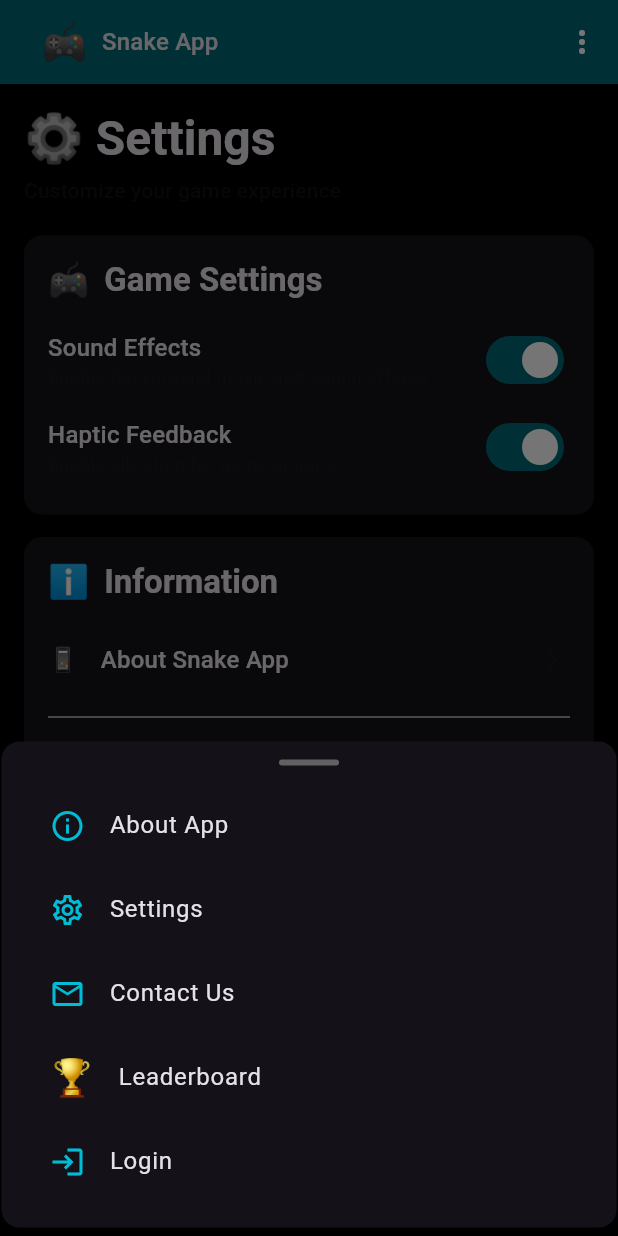
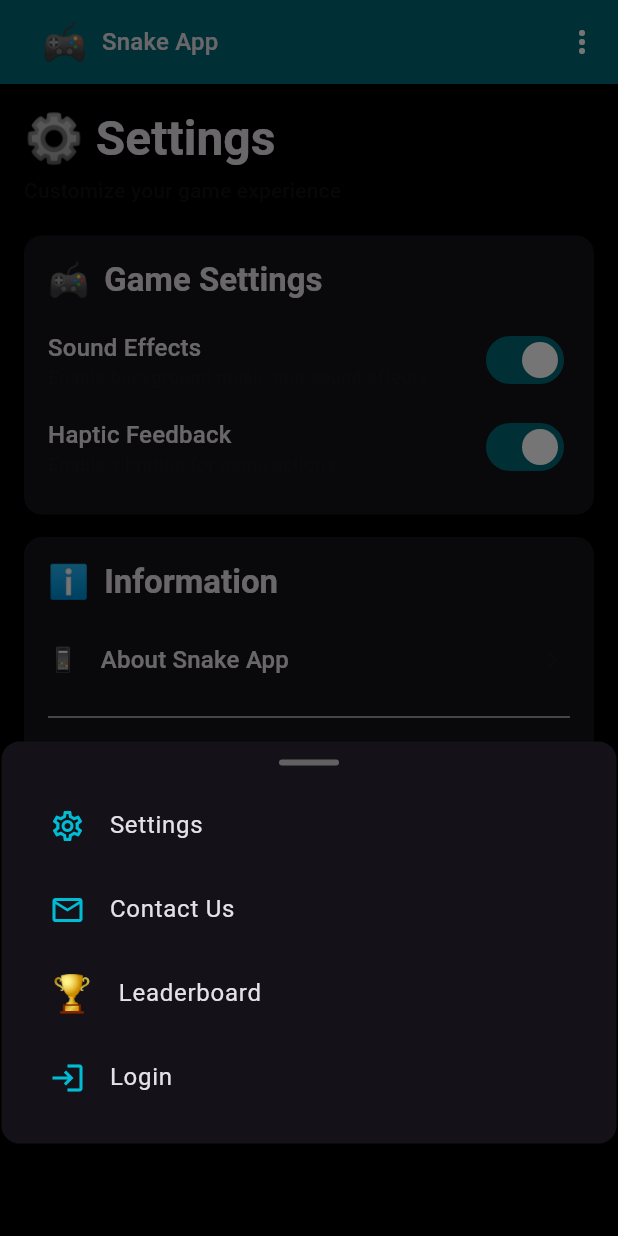
Before and after one commit to chingalo-family/snake-app, a Flutter app: the Settings screen opened directly, after a tap on the "more vert" icon, on a phone screen of 412 x 824 dp. Run offline on Flutter 3.47's test engine with Material 3 defaults, Android fonts, the phone set to English and light mode, and no system bars; our stand-ins replace audioplayers, flutter_svg, fluttertoast, shared_preferences, sqflite; missing offline and left inert: dhis2_dart_utils, haptic_feedback, install_plugin, mailer; accounts and stored records are empty.

Commit message:
Remove About from popup menu and App Version from Settings
Co-authored-by: chingalo <4928914+chingalo@users.noreply.github.com>

```diff
--- a/lib/core/components/more_action_menu.dart
+++ b/lib/core/components/more_action_menu.dart
@@ -8,7 +8,6 @@ import 'package:snake_app/core/app_state/user_state/user_state.dart';
 import 'package:snake_app/core/components/material_card.dart';
 import 'package:snake_app/core/constants/app_info_reference.dart';
 import 'package:snake_app/core/constants/icon_reference.dart';
-import 'package:snake_app/modules/about/about.dart';
 import 'package:snake_app/modules/contact/contact_us.dart';
 import 'package:snake_app/modules/leaderboard/leaderboard.dart';
 import 'package:snake_app/modules/settings/settings.dart';
@@ -62,20 +61,6 @@ class MoreActionMenu extends StatelessWidget {
         context,
         PageRouteBuilder(
           pageBuilder: (_, __, ___) => UserSignInOrSignUp(),
-          transitionDuration: const Duration(seconds: 0),
-        ),
-      ),
-    );
-  }
-
-  void _onNavigateToAbout(BuildContext context) {
-    Navigator.pop(context);
-    Timer(
-      const Duration(microseconds: 500),
-      () => Navigator.push(
-        context,
-        PageRouteBuilder(
-          pageBuilder: (_, __, ___) => const About(),
           transitionDuration: const Duration(seconds: 0),
         ),
       ),
@@ -141,12 +126,6 @@ class MoreActionMenu extends StatelessWidget {
                       children: [
                         _buildMenuItem(
                           context,
-                          icon: Icons.info_outline,
-                          label: 'About App',
-                          onTap: () => _onNavigateToAbout(context),
-                        ),
-                        _buildMenuItem(
-                          context,
                           icon: Icons.settings_outlined,
                           label: 'Settings',
                           onTap: () => _onNavigateToSettings(context),
--- a/lib/modules/settings/settings.dart
+++ b/lib/modules/settings/settings.dart
@@ -370,37 +370,6 @@ class _SettingsState extends State<Settings> {
                     icon: '📧',
                     onTap: _navigateToContactUs,
                   ),
-                  const Divider(height: 20),
-                  Container(
-                    margin: const EdgeInsets.symmetric(vertical: 8.0),
-                    padding: const EdgeInsets.symmetric(vertical: 8.0),
-                    child: Row(
-                      children: [
-                        const Text(
-                          '📦',
-                          style: TextStyle(fontSize: 20),
-                        ),
-                        const SizedBox(width: 15.0),
-                        Expanded(
-                          child: Column(
-                            crossAxisAlignment: CrossAxisAlignment.start,
-                            children: [
-                              Text(
-                                'App Version',
-                                style: Theme.of(context).textTheme.titleMedium,
-                              ),
-                              Text(
-                                AppInfoReference.currentAppVersion,
-                                style: Theme.of(context).textTheme.bodySmall?.copyWith(
-                                      color: Theme.of(context).colorScheme.onSurface.withValues(alpha: 0.6),
-                                    ),
-                              ),
-                            ],
-                          ),
-                        ),
-                      ],
-                    ),
-                  ),
                 ],
               ),
               const SizedBox(height: 20.0),
```
